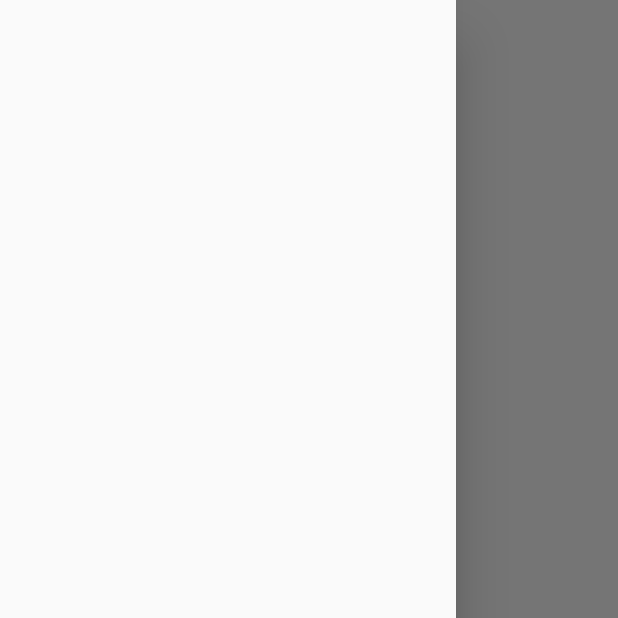
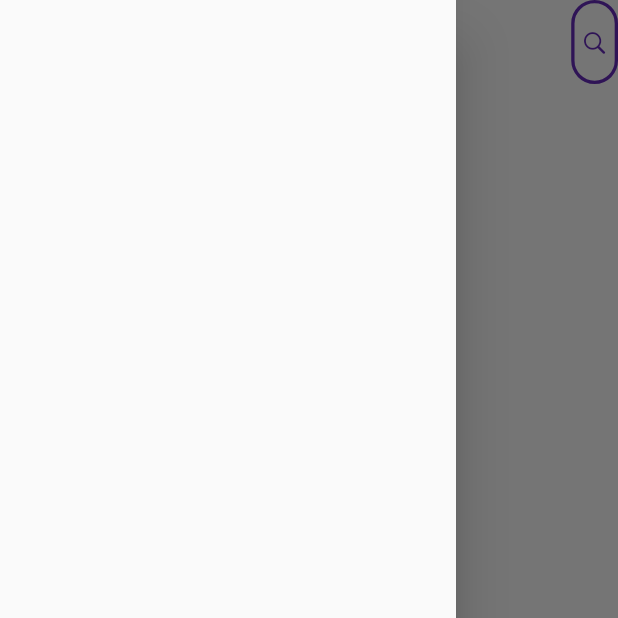
Before and after one commit to MirrikhSoftware/Quran-uz-app, a Flutter app: the HomeScreen screen opened by its route, with the side drawer open, on a phone screen of 412 x 824 dp, the top half of it. Run offline on Flutter 3.47's test engine with Material 2 defaults, Android fonts, the phone set to English and light mode, and no system bars; our stand-ins replace bloc, flutter_bloc, flutter_screenutil, flutter_svg, hive, hive_flutter; missing offline and left inert: quran_uz; accounts and stored records are empty.

Commit message:
AppIconButton was renamed to RoundedIconButton

```diff
--- a/lib/view/screens/home/home_screen.dart
+++ b/lib/view/screens/home/home_screen.dart
@@ -1,8 +1,9 @@
+import 'package:flutter/cupertino.dart';
 import 'package:flutter/material.dart';
 import 'package:quran/core/core.dart';
 import 'package:quran/routes/app_navigator.dart';
 import 'package:quran/view/screens/home/test_page.dart';
-import 'package:quran/view/widgets/buttons/app_icon_button.dart';
+import 'package:quran/view/widgets/buttons/rounded_icon_button.dart';
 import 'package:quran/view/widgets/sura_list_tile.dart';
 
 class HomeScreen extends StatefulWidget {
@@ -18,7 +19,11 @@ class _HomeScreenState extends State<HomeScreen> {
   @override
   Widget build(BuildContext context) {
     return Scaffold(
-      appBar: AppBar(),
+      appBar: AppBar(
+        actions: [
+          RoundedIconButton(icon: CupertinoIcons.search, onPressed: () {})
+        ],
+      ),
       drawer: Drawer(),
       backgroundColor: AppColors.white,
       body: Scrollbar(
--- a/lib/view/widgets/buttons/app_icon_button.dart
+++ b/lib/view/widgets/buttons/rounded_icon_button.dart
@@ -1,10 +1,10 @@
 import 'package:flutter/material.dart';
 import 'package:quran/core/core.dart';
 
-class AppIconButton extends StatelessWidget {
+class RoundedIconButton extends StatelessWidget {
   final IconData icon;
   final VoidCallback? onPressed;
-  const AppIconButton({
+  const RoundedIconButton({
     Key? key,
     required this.icon,
     required this.onPressed,
@@ -14,9 +14,8 @@ class AppIconButton extends StatelessWidget {
   Widget build(BuildContext context) {
     return Container(
       decoration: BoxDecoration(
-        border: Border.all(color: AppColors.primary,width: 2.w),
-        borderRadius: BorderRadius.circular(32.sp)
-      ),
+          border: Border.all(color: AppColors.primary, width: 2.w),
+          borderRadius: BorderRadius.circular(32.sp)),
       child: IconButton(
         onPressed: onPressed,
         iconSize: 18,
@@ -24,7 +23,6 @@ class AppIconButton extends StatelessWidget {
         padding: EdgeInsets.all(4.sp),
         constraints: const BoxConstraints(),
         splashRadius: 24.r,
-
       ),
     );
   }
```
Also changed, not shown: lib/view/widgets/verse_list_tile.dart (+4 -5 lines).
